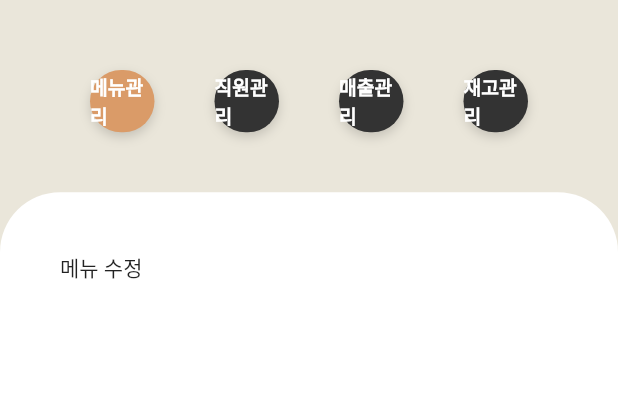
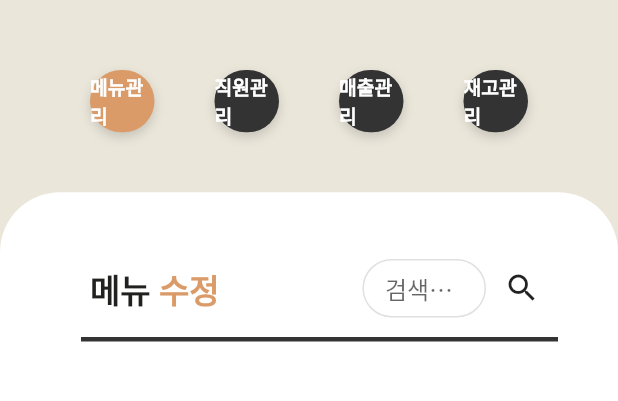
Before and after one commit to seunghwanly/commitSyndrome, a Flutter app: the screen it shows after launch, on a phone screen of 412 x 824 dp, the part 59-460 px from its top. Run offline on Flutter 3.47's test engine with Material 2 defaults, Android fonts, the phone set to English and light mode, and no system bars.

Commit message:
menu search field

```diff
--- a/gajuga_manage/lib/component/body/menu_manage.dart
+++ b/gajuga_manage/lib/component/body/menu_manage.dart
@@ -1,4 +1,7 @@
 import 'package:flutter/material.dart';
+import 'package:gajuga_manage/util/box_shadow.dart';
+import 'package:gajuga_manage/util/palette.dart';
+import 'package:gajuga_manage/util/to_text.dart';
 
 class MenuManage extends StatefulWidget {
   @override
@@ -6,6 +9,8 @@ class MenuManage extends StatefulWidget {
 }
 
 class _MenuManageState extends State<MenuManage> {
+  TextEditingController searchController = new TextEditingController();
+
   @override
   Widget build(BuildContext context) {
     return Expanded(
@@ -23,7 +28,43 @@ class _MenuManageState extends State<MenuManage> {
           mainAxisAlignment: MainAxisAlignment.start,
           crossAxisAlignment: CrossAxisAlignment.start,
           children: [
-            Text('메뉴 수정'),
+            Row(
+              mainAxisAlignment: MainAxisAlignment.spaceBetween,
+              children: [
+                makeTitle('메뉴', ' 수정'),
+                Row(
+                  mainAxisAlignment: MainAxisAlignment.end,
+                  children: [
+                    Container(
+                      width: MediaQuery.of(context).size.width / 5,
+                      child: TextField(
+                        controller: searchController,
+                        keyboardType: TextInputType.text,
+                        decoration: new InputDecoration(
+                          enabledBorder: OutlineInputBorder(
+                            borderRadius: BorderRadius.circular(40),
+                            borderSide: BorderSide(color: Colors.grey[300]),
+                          ),
+                          hintText: '검색어를 입력해주세요',
+                          isDense: true,
+                          contentPadding: EdgeInsets.fromLTRB(15, 15, 15, 0),
+                        ),
+                      ),
+                    ),
+                    IconButton(
+                      icon: Icon(Icons.search),
+                      onPressed: () { },
+                    ),
+                  ],
+                ),
+              ],
+            ),
+            Divider(
+              height: 20,
+              thickness: 3,
+              indent: 14,
+              color: darkgrey,
+            ),
           ],
         ),
       ),
--- a/gajuga_manage/lib/main.dart
+++ b/gajuga_manage/lib/main.dart
@@ -16,7 +16,7 @@ class MainScreen extends StatelessWidget {
       title: "GAJUGA.",
       theme: ThemeData(
         primaryColor: pale,
-        canvasColor: Colors.transparent
+        canvasColor: Colors.transparent,
       ),
       themeMode: ThemeMode.light,
       home: CustomHeader(
--- a/gajuga_manage/lib/util/to_text.dart
+++ b/gajuga_manage/lib/util/to_text.dart
@@ -54,7 +54,7 @@ Widget makeTitle(String left, String right) {
         Text(
           left,
           style: TextStyle(
-            color: Color.fromRGBO(218, 155, 104, 1.0),
+            color: Color.fromRGBO(33, 33, 31, 1.0),
             fontWeight: FontWeight.bold,
             fontSize: 22,
           ),
@@ -63,7 +63,7 @@ Widget makeTitle(String left, String right) {
         Text(
           right,
           style: TextStyle(
-            color: Color.fromRGBO(33, 33, 31, 1.0),
+            color: Color.fromRGBO(218, 155, 104, 1.0),
             fontWeight: FontWeight.bold,
             fontSize: 22,
           ),
```
